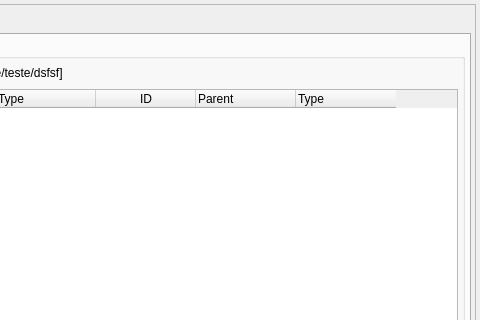
Old version of the form libpgmodeler_ui/ui/modeldatabasediffform.ui in the repository pgmodeler/pgmodeler; both pictures show x 345 to 825 and y 0 to 320 of the 825 by 685 pixel window.
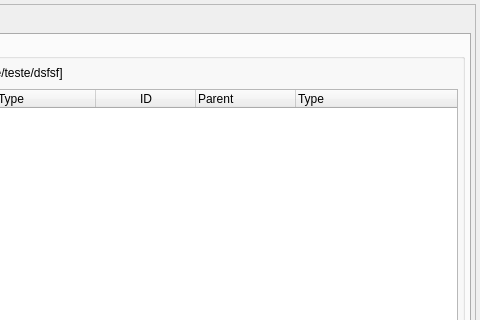
New version of the form. The open tabs and pages were chosen to show the change. Icons and pictures are not drawn.

What changed in the file:
```diff
--- a/libpgmodeler_ui/ui/modeldatabasediffform.ui
+++ b/libpgmodeler_ui/ui/modeldatabasediffform.ui
@@ -1516,6 +1516,9 @@
                 <property name="sortingEnabled">
                  <bool>true</bool>
                 </property>
+                <attribute name="horizontalHeaderStretchLastSection">
+                 <bool>true</bool>
+                </attribute>
                 <column>
                  <property name="text">
                   <string>Object</string>
```
